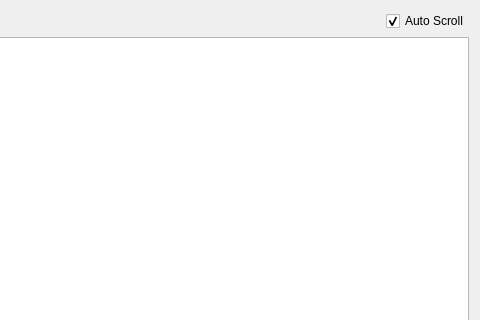
This is terminal.ui in xcoder123/FlexiPlot as Qt 5 draws it before an edit; both pictures show x 115 to 595 and y 0 to 320 of the 595 by 551 pixel window. The edited form follows.
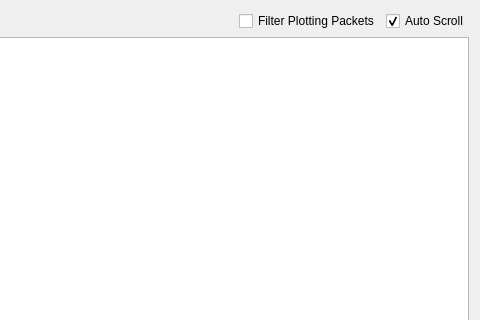
This is the edited form. Icons and pictures are not drawn.

Commit message:
Filter Plotting packets
Allows filtering out plotting packets, so you can see the non {} packets
as a normal output

The edit to the form file:
```diff
--- a/terminal.ui
+++ b/terminal.ui
@@ -43,6 +43,16 @@
        </property>
       </spacer>
      </item>
+     <item>
+      <widget class="QCheckBox" name="filterPlotPacketsCheckBox">
+       <property name="toolTip">
+        <string>For convinience filters out all the packets sent for plotting. Clears up terminal for easier debugging even while plotting</string>
+       </property>
+       <property name="text">
+        <string>Filter Plotting Packets</string>
+       </property>
+      </widget>
+     </item>
      <item>
       <widget class="QCheckBox" name="autoScrollCheckBox">
        <property name="text">
```
The commit also changes 3 other files.
